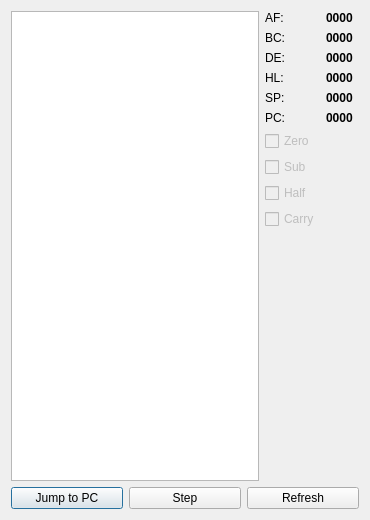
The window that src/gui/debuggerwindow.ui (boeker/gameboy) describes before a commit, drawn with Qt 5.
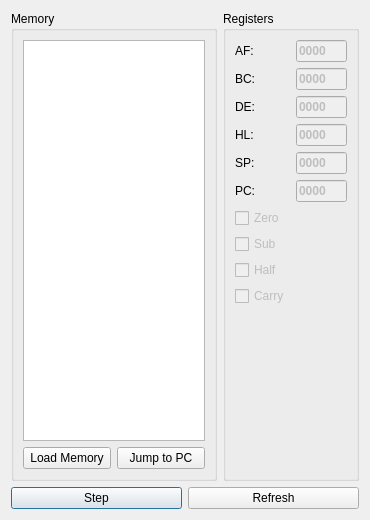
The same window after the commit.

What changed in the file:
```diff
--- a/src/gui/debuggerwindow.ui
+++ b/src/gui/debuggerwindow.ui
@@ -25,13 +25,6 @@
   <layout class="QGridLayout" name="gridLayout">
    <item row="1" column="0">
     <layout class="QHBoxLayout" name="buttonLayout">
-     <item>
-      <widget class="QPushButton" name="pcButton">
-       <property name="text">
-        <string>Jump to PC</string>
-       </property>
-      </widget>
-     </item>
      <item>
       <widget class="QPushButton" name="stepButton">
        <property name="text">
@@ -51,44 +44,56 @@
    <item row="0" column="0">
     <layout class="QHBoxLayout" name="contentLayout">
      <item>
+      <widget class="QGroupBox" name="groupBoxMemory">
+       <property name="title">
+        <string>Memory</string>
+       </property>
+       <layout class="QGridLayout" name="gridLayout_2">
+        <item row="0" column="0">
       <widget class="QListWidget" name="listWidget"/>
      </item>
+        <item row="1" column="0">
+         <layout class="QHBoxLayout" name="horizontalLayout_2">
      <item>
+           <widget class="QPushButton" name="loadMemoryButton">
+            <property name="text">
+             <string>Load Memory</string>
+            </property>
+           </widget>
+          </item>
+          <item>
+           <widget class="QPushButton" name="pcButton">
+            <property name="text">
+             <string>Jump to PC</string>
+            </property>
+           </widget>
+          </item>
+         </layout>
+        </item>
+       </layout>
+      </widget>
+     </item>
+     <item>
+      <spacer name="horizontalSpacer_2">
+       <property name="orientation">
+        <enum>Qt::Horizontal</enum>
+       </property>
+       <property name="sizeHint" stdset="0">
+        <size>
+         <width>40</width>
+         <height>20</height>
+        </size>
+       </property>
+      </spacer>
+     </item>
+     <item>
+      <widget class="QGroupBox" name="groupBoxRegisters">
+       <property name="title">
+        <string>Registers</string>
+       </property>
+       <layout class="QGridLayout" name="gridLayout_3">
+        <item row="0" column="0">
       <layout class="QGridLayout" name="registerLayout" columnstretch="0,0">
-       <item row="9" column="0">
-        <widget class="QCheckBox" name="checkBoxHalfCarryFlag">
-         <property name="enabled">
-          <bool>false</bool>
-         </property>
-         <property name="text">
-          <string>Half</string>
-         </property>
-        </widget>
-       </item>
-       <item row="4" column="0">
-        <widget class="QLabel" name="labelHL">
-         <property name="text">
-          <string>HL:</string>
-         </property>
-        </widget>
-       </item>
-       <item row="10" column="0">
-        <widget class="QCheckBox" name="checkBoxCarryFlag">
-         <property name="enabled">
-          <bool>false</bool>
-         </property>
-         <property name="text">
-          <string>Carry</string>
-         </property>
-        </widget>
-       </item>
-       <item row="3" column="0">
-        <widget class="QLabel" name="labelDE">
-         <property name="text">
-          <string>DE:</string>
-         </property>
-        </widget>
-       </item>
        <item row="5" column="0">
         <widget class="QLabel" name="labelSP">
          <property name="text">
@@ -96,78 +101,6 @@
          </property>
         </widget>
        </item>
-       <item row="3" column="1">
-        <widget class="QLabel" name="labelDEVal">
-         <property name="font">
-          <font>
-           <weight>75</weight>
-           <bold>true</bold>
-          </font>
-         </property>
-         <property name="text">
-          <string>0000</string>
-         </property>
-        </widget>
-       </item>
-       <item row="6" column="1">
-        <widget class="QLabel" name="labelPCVal">
-         <property name="font">
-          <font>
-           <weight>75</weight>
-           <bold>true</bold>
-          </font>
-         </property>
-         <property name="text">
-          <string>0000</string>
-         </property>
-        </widget>
-       </item>
-       <item row="5" column="1">
-        <widget class="QLabel" name="labelSPVal">
-         <property name="font">
-          <font>
-           <weight>75</weight>
-           <bold>true</bold>
-          </font>
-         </property>
-         <property name="text">
-          <string>0000</string>
-         </property>
-        </widget>
-       </item>
-       <item row="6" column="0">
-        <widget class="QLabel" name="labelPC">
-         <property name="text">
-          <string>PC:</string>
-         </property>
-        </widget>
-       </item>
-       <item row="7" column="0">
-        <widget class="QCheckBox" name="checkBoxZeroFlag">
-         <property name="enabled">
-          <bool>false</bool>
-         </property>
-         <property name="text">
-          <string>Zero</string>
-         </property>
-         <property name="checkable">
-          <bool>true</bool>
-         </property>
-        </widget>
-       </item>
-       <item row="4" column="1">
-        <widget class="QLabel" name="labelHLVal">
-         <property name="font">
-          <font>
-           <weight>75</weight>
-           <bold>true</bold>
-          </font>
-         </property>
-         <property name="text">
-          <string>0000</string>
-         </property>
-        </widget>
-       </item>
        <item row="11" column="1">
         <spacer name="verticalSpacer">
          <property name="orientation">
@@ -181,13 +114,6 @@
          </property>
         </spacer>
        </item>
-       <item row="2" column="0">
-        <widget class="QLabel" name="labelBC">
-         <property name="text">
-          <string>BC:</string>
-         </property>
-        </widget>
-       </item>
        <item row="8" column="0">
         <widget class="QCheckBox" name="checkBoxSubFlag">
          <property name="enabled">
@@ -198,6 +124,33 @@
          </property>
         </widget>
        </item>
+          <item row="7" column="0">
+           <widget class="QCheckBox" name="checkBoxZeroFlag">
+            <property name="enabled">
+             <bool>false</bool>
+            </property>
+            <property name="text">
+             <string>Zero</string>
+            </property>
+            <property name="checkable">
+             <bool>true</bool>
+            </property>
+           </widget>
+          </item>
+          <item row="2" column="0">
+           <widget class="QLabel" name="labelBC">
+            <property name="text">
+             <string>BC:</string>
+            </property>
+           </widget>
+          </item>
+          <item row="6" column="0">
+           <widget class="QLabel" name="labelPC">
+            <property name="text">
+             <string>PC:</string>
+            </property>
+           </widget>
+          </item>
        <item row="1" column="0">
         <widget class="QLabel" name="labelAF">
          <property name="text">
@@ -205,24 +158,45 @@
          </property>
         </widget>
        </item>
-       <item row="1" column="1">
-        <widget class="QLabel" name="labelAFVal">
-         <property name="font">
-          <font>
-           <weight>75</weight>
-           <bold>true</bold>
-          </font>
-         </property>
-         <property name="frameShape">
-          <enum>QFrame::NoFrame</enum>
-         </property>
+          <item row="10" column="0">
+           <widget class="QCheckBox" name="checkBoxCarryFlag">
+            <property name="enabled">
+             <bool>false</bool>
+            </property>
+            <property name="text">
+             <string>Carry</string>
+            </property>
+           </widget>
+          </item>
+          <item row="9" column="0">
+           <widget class="QCheckBox" name="checkBoxHalfCarryFlag">
+            <property name="enabled">
+             <bool>false</bool>
+            </property>
          <property name="text">
-          <string>0000</string>
+             <string>Half</string>
+            </property>
+           </widget>
+          </item>
+          <item row="3" column="0">
+           <widget class="QLabel" name="labelDE">
+            <property name="text">
+             <string>DE:</string>
+            </property>
+           </widget>
+          </item>
+          <item row="4" column="0">
+           <widget class="QLabel" name="labelHL">
+            <property name="text">
+             <string>HL:</string>
          </property>
         </widget>
        </item>
        <item row="2" column="1">
-        <widget class="QLabel" name="labelBCVal">
+           <widget class="QLineEdit" name="lineEditBC">
+            <property name="enabled">
+             <bool>false</bool>
+            </property>
          <property name="font">
           <font>
            <weight>75</weight>
@@ -234,20 +208,99 @@
          </property>
         </widget>
        </item>
-       <item row="7" column="1">
-        <spacer name="horizontalSpacer">
-         <property name="orientation">
-          <enum>Qt::Horizontal</enum>
-         </property>
-         <property name="sizeHint" stdset="0">
-          <size>
-           <width>40</width>
-           <height>20</height>
-          </size>
-         </property>
-        </spacer>
-       </item>
-      </layout>
+          <item row="1" column="1">
+           <widget class="QLineEdit" name="lineEditAF">
+            <property name="enabled">
+             <bool>false</bool>
+            </property>
+            <property name="font">
+             <font>
+              <weight>75</weight>
+              <bold>true</bold>
+             </font>
+            </property>
+            <property name="text">
+             <string>0000</string>
+            </property>
+           </widget>
+          </item>
+          <item row="4" column="1">
+           <widget class="QLineEdit" name="lineEditHL">
+            <property name="enabled">
+             <bool>false</bool>
+            </property>
+            <property name="font">
+             <font>
+              <weight>75</weight>
+              <bold>true</bold>
+             </font>
+            </property>
+            <property name="text">
+             <string>0000</string>
+            </property>
+           </widget>
+          </item>
+          <item row="3" column="1">
+           <widget class="QLineEdit" name="lineEditDE">
+            <property name="enabled">
+             <bool>false</bool>
+            </property>
+            <property name="font">
+             <font>
+              <weight>75</weight>
+              <bold>true</bold>
+             </font>
+            </property>
+            <property name="text">
+             <string>0000</string>
+            </property>
+           </widget>
+          </item>
+          <item row="6" column="1">
+           <widget class="QLineEdit" name="lineEditPC">
+            <property name="enabled">
+             <bool>false</bool>
+            </property>
+            <property name="sizePolicy">
+             <sizepolicy hsizetype="Expanding" vsizetype="Fixed">
+              <horstretch>0</horstretch>
+              <verstretch>0</verstretch>
+             </sizepolicy>
+            </property>
+            <property name="font">
+             <font>
+              <weight>75</weight>
+              <bold>true</bold>
+             </font>
+            </property>
+            <property name="text">
+             <string>0000</string>
+            </property>
+            <property name="alignment">
+             <set>Qt::AlignLeading|Qt::AlignLeft|Qt::AlignVCenter</set>
+            </property>
+           </widget>
+          </item>
+          <item row="5" column="1">
+           <widget class="QLineEdit" name="lineEditSP">
+            <property name="enabled">
+             <bool>false</bool>
+            </property>
+            <property name="font">
+             <font>
+              <weight>75</weight>
+              <bold>true</bold>
+             </font>
+            </property>
+            <property name="text">
+             <string>0000</string>
+            </property>
+           </widget>
+          </item>
+         </layout>
+        </item>
+       </layout>
+      </widget>
      </item>
     </layout>
    </item>
```
Left out of the diff: 34 changed lines with no effect on the pictures. Lines whose indentation alone changed are shown as unchanged.
